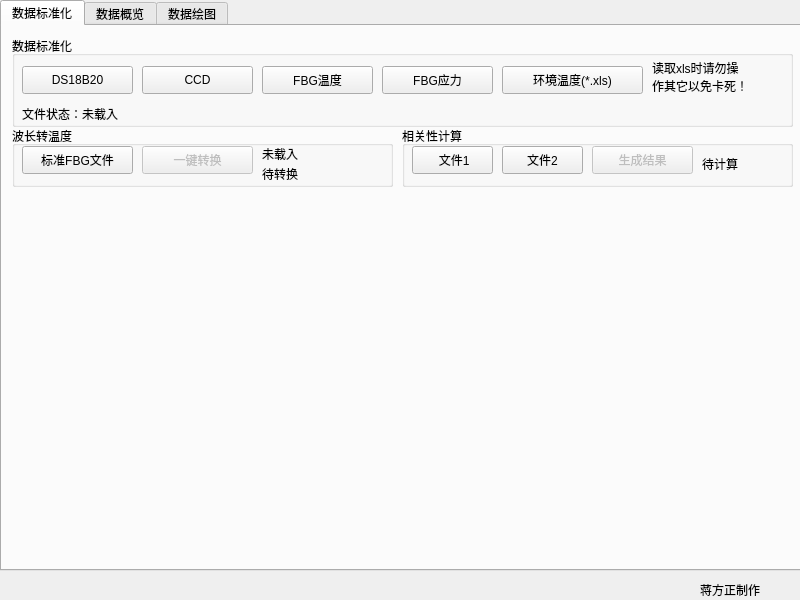
Qt form mainwindow.ui (jiangfangzheng/JfzDataLab) before a commit.
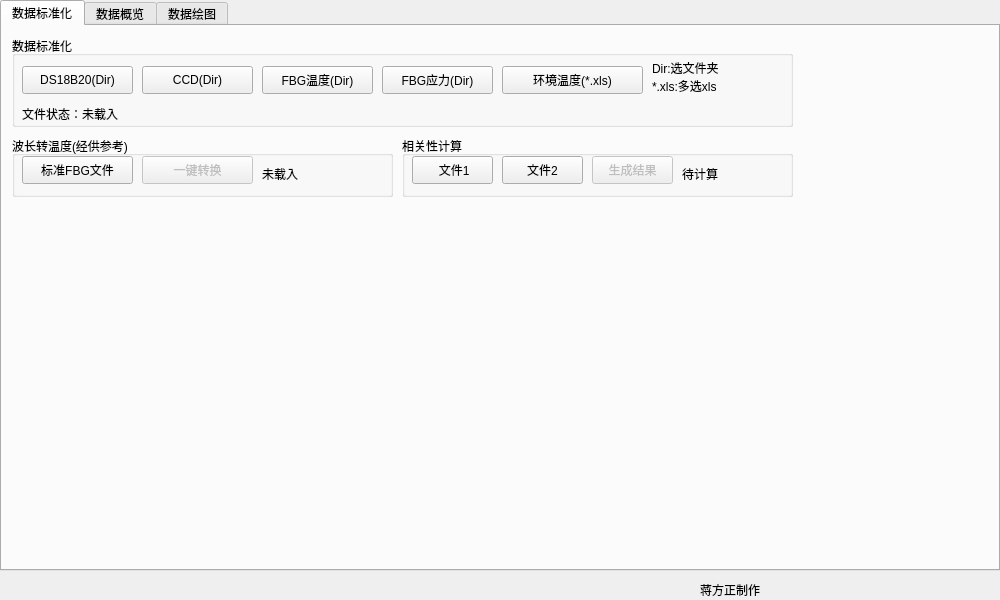
The same form after that commit.

Commit message: 添加环境温度保存功能

Patch:
```diff
--- a/mainwindow.ui
+++ b/mainwindow.ui
@@ -6,19 +6,19 @@
    <rect>
     <x>0</x>
     <y>0</y>
-    <width>800</width>
+    <width>1000</width>
     <height>600</height>
    </rect>
   </property>
   <property name="minimumSize">
    <size>
-    <width>800</width>
+    <width>1000</width>
     <height>600</height>
    </size>
   </property>
   <property name="maximumSize">
    <size>
-    <width>800</width>
+    <width>1000</width>
     <height>600</height>
    </size>
   </property>
@@ -31,7 +31,7 @@
      <rect>
       <x>0</x>
       <y>0</y>
-      <width>801</width>
+      <width>1000</width>
       <height>571</height>
      </rect>
     </property>
@@ -64,7 +64,7 @@
         </rect>
        </property>
        <property name="text">
-        <string>DS18B20</string>
+        <string>DS18B20(Dir)</string>
        </property>
       </widget>
       <widget class="QPushButton" name="pushButton_CCD">
@@ -77,7 +77,7 @@
         </rect>
        </property>
        <property name="text">
-        <string>CCD</string>
+        <string>CCD(Dir)</string>
        </property>
       </widget>
       <widget class="QPushButton" name="pushButton_FBGT">
@@ -90,7 +90,7 @@
         </rect>
        </property>
        <property name="text">
-        <string>FBG温度</string>
+        <string>FBG温度(Dir)</string>
        </property>
       </widget>
       <widget class="QPushButton" name="pushButton_FBGS">
@@ -103,7 +103,7 @@
         </rect>
        </property>
        <property name="text">
-        <string>FBG应力</string>
+        <string>FBG应力(Dir)</string>
        </property>
       </widget>
       <widget class="QPushButton" name="pushButton_ENV">
@@ -142,8 +142,8 @@
         </rect>
        </property>
        <property name="text">
-        <string>读取xls时请勿操
-作其它以免卡死！</string>
+        <string>Dir:选文件夹
+*.xls:多选xls</string>
        </property>
       </widget>
      </widget>
@@ -151,13 +151,13 @@
       <property name="geometry">
        <rect>
         <x>10</x>
-        <y>100</y>
+        <y>110</y>
         <width>381</width>
         <height>61</height>
        </rect>
       </property>
       <property name="title">
-       <string>波长转温度</string>
+       <string>波长转温度(经供参考)</string>
       </property>
       <widget class="QPushButton" name="pushButton_LoadFBGT">
        <property name="geometry">
@@ -192,7 +192,7 @@
        <property name="geometry">
         <rect>
          <x>250</x>
-         <y>20</y>
+         <y>30</y>
          <width>121</width>
          <height>16</height>
         </rect>
@@ -201,25 +201,12 @@
         <string>未载入</string>
        </property>
       </widget>
-      <widget class="QLabel" name="label_10">
-       <property name="geometry">
-        <rect>
-         <x>250</x>
-         <y>40</y>
-         <width>121</width>
-         <height>16</height>
-        </rect>
-       </property>
-       <property name="text">
-        <string>待转换</string>
-       </property>
-      </widget>
      </widget>
      <widget class="QGroupBox" name="groupBox_5">
       <property name="geometry">
        <rect>
         <x>400</x>
-        <y>100</y>
+        <y>110</y>
         <width>391</width>
         <height>61</height>
        </rect>
@@ -235,7 +222,7 @@
         <rect>
          <x>190</x>
          <y>20</y>
-         <width>101</width>
+         <width>81</width>
          <height>28</height>
         </rect>
        </property>
@@ -272,9 +259,9 @@
       <widget class="QLabel" name="label_11">
        <property name="geometry">
         <rect>
-         <x>300</x>
+         <x>280</x>
          <y>30</y>
-         <width>81</width>
+         <width>101</width>
          <height>16</height>
         </rect>
        </property>
```
Left out of the diff: 8 changed lines with no effect on the pictures. The commit also changes 9 other files.
